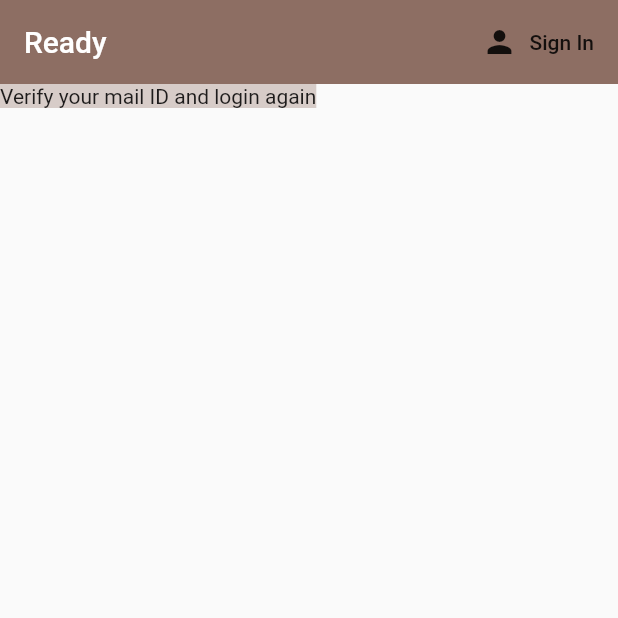
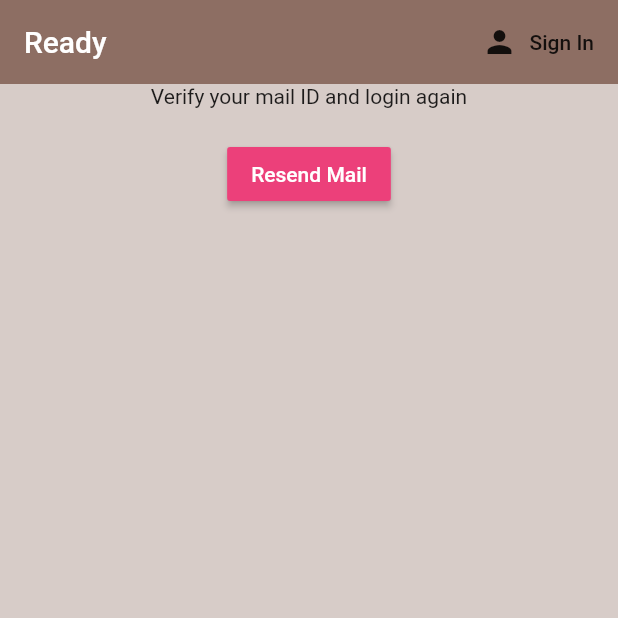
Before and after one commit to ReadyApp-dev/Ready-User, a Flutter app: the screen it shows once a user with an empty profile is signed in, on a phone screen of 412 x 824 dp, the top half of it. Run offline on Flutter 3.47's test engine with Material 2 defaults, Android fonts, the phone set to English and light mode, and no system bars; our stand-ins replace cloud_firestore, firebase_auth, flutter_rating_bar, flutter_spinkit, geolocator, shared_preferences; missing offline and left inert: flutter_counter, upi_india; accounts and stored records are empty.

Commit message:
order items changed and ui fixed from user side

```diff
--- a/lib/models/order.dart
+++ b/lib/models/order.dart
@@ -5,6 +5,7 @@ class Order{
   String user;
   String vendor;
   String id;
+  String paymentMethod;
 
-  Order({this.id, this.status, this.cart, this.totalCost, this.user, this.vendor});
+  Order({this.id, this.status, this.cart, this.totalCost, this.user, this.vendor,this.paymentMethod});
 }
--- a/lib/screens/home/cartAndMenu/item_tile.dart
+++ b/lib/screens/home/cartAndMenu/item_tile.dart
@@ -35,7 +35,7 @@ class _ItemTileState extends State<ItemTile> {
               //backgroundImage: AssetImage('assets/coffee_icon.png'),
             ),
             title: Text(widget.item.name),
-            subtitle: Text(' ${widget.item.id} '),
+            subtitle: Text('Cost: ₹${widget.item.id} '),
 
             trailing: Counter(
               initialValue: _defaultValue,
--- a/lib/screens/home/orderHistory/order_tile.dart
+++ b/lib/screens/home/orderHistory/order_tile.dart
@@ -42,7 +42,7 @@ class _OrderTileState extends State<OrderTile> {
                 //backgroundImage: AssetImage('assets/coffee_icon.png'),
               ),
               title: Text(vendorData.name),
-              subtitle: Text('Amount: ${widget.order.totalCost} '),
+              subtitle: Text('Amount: ₹${widget.order.totalCost} '),
               onTap: () async {Navigator.push(context, CupertinoPageRoute(builder: (context) => OrderDetails(order: widget.order, vendor: vendorData)));},
               trailing: Text(' ${widget.order.status} '),
 
--- a/lib/screens/home/orderHistory/ordered_item.dart
+++ b/lib/screens/home/orderHistory/ordered_item.dart
@@ -19,7 +19,7 @@ class OrderedItemTile extends StatelessWidget {
             //backgroundImage: AssetImage('assets/coffee_icon.png'),
           ),
           title: Text(item.name),
-          //subtitle: Text(' ${item.id} '),
+          subtitle: Text(' ₹${item.id} '),
           trailing: Text(' ${item.quantity}'),
         ),
       ),
--- a/lib/screens/landing.dart
+++ b/lib/screens/landing.dart
@@ -1,5 +1,7 @@
 import 'package:flutter/material.dart';
 import 'package:readyuser/services/auth.dart';
+import 'package:firebase_auth/firebase_auth.dart';
+import 'package:readyuser/shared/constants.dart';
 
 class Landing extends StatelessWidget {
   final AuthService _auth = AuthService();
@@ -32,7 +34,27 @@ class Landing extends StatelessWidget {
         ),
         body: Container(
           color: Colors.brown[100],
-          child: Text("Verify your mail ID and login again"),
+          width: MediaQuery
+              .of(context)
+              .size
+              .width,
+          child: Column(
+            children: <Widget>[
+              Text("Verify your mail ID and login again"),
+              SizedBox(height: 20.0,),
+              RaisedButton(
+                color: Colors.pink[400],
+                child: Text(
+                  "Resend Mail",
+                  style: TextStyle(color: Colors.white),
+                ),
+                onPressed: () async {
+                  firebaseUser = await FirebaseAuth.instance.currentUser();
+                  firebaseUser.sendEmailVerification();
+                },
+              ),
+            ],
+          ),
         ),
       ),
     );
--- a/lib/services/auth.dart
+++ b/lib/services/auth.dart
@@ -31,11 +31,16 @@ class AuthService {
     try {
       AuthResult result = await _auth.signInWithEmailAndPassword(email: email, password: password);
       FirebaseUser user = result.user;
+      isVerified = false;
+      SharedPreferences prefs = await SharedPreferences.getInstance();
+      prefs.setBool('isVerified', false);
       if(user.isEmailVerified){
         SharedPreferences prefs = await SharedPreferences.getInstance();
         prefs.setBool('isVerified', true);
         isVerified = true;
       }else{
+        SharedPreferences prefs = await SharedPreferences.getInstance();
+        prefs.setBool('isVerified', false);
         isVerified = false;
       }
       userUid = user.uid;
--- a/lib/services/database.dart
+++ b/lib/services/database.dart
@@ -124,6 +124,7 @@ class DatabaseService {
       'totalCost': order.totalCost,
       'user': order.user,
       'vendor': order.vendor,
+      'paymentMethod':order.paymentMethod,
     });
   }
   Future<void> addOrderDataVendor(Order order) async {
@@ -133,6 +134,7 @@ class DatabaseService {
       'totalCost': order.totalCost,
       'user': order.user,
       'vendor': order.vendor,
+      'paymentMethod':order.paymentMethod,
     });
   }
 
@@ -143,6 +145,7 @@ class DatabaseService {
       'totalCost': order.totalCost,
       'user': order.user,
       'vendor': order.vendor,
+    'paymentMethod':order.paymentMethod,
     });
   }
 
@@ -153,6 +156,7 @@ class DatabaseService {
       'totalCost': order.totalCost,
       'user': order.user,
       'vendor': order.vendor,
+    'paymentMethod':order.paymentMethod,
     });
   }
 
```
Also changed, not shown: lib/screens/home/orderHistory/order_details.dart (+19 -8 lines), lib/screens/payment/checkout.dart (+4 -7 lines), pubspec.lock.
